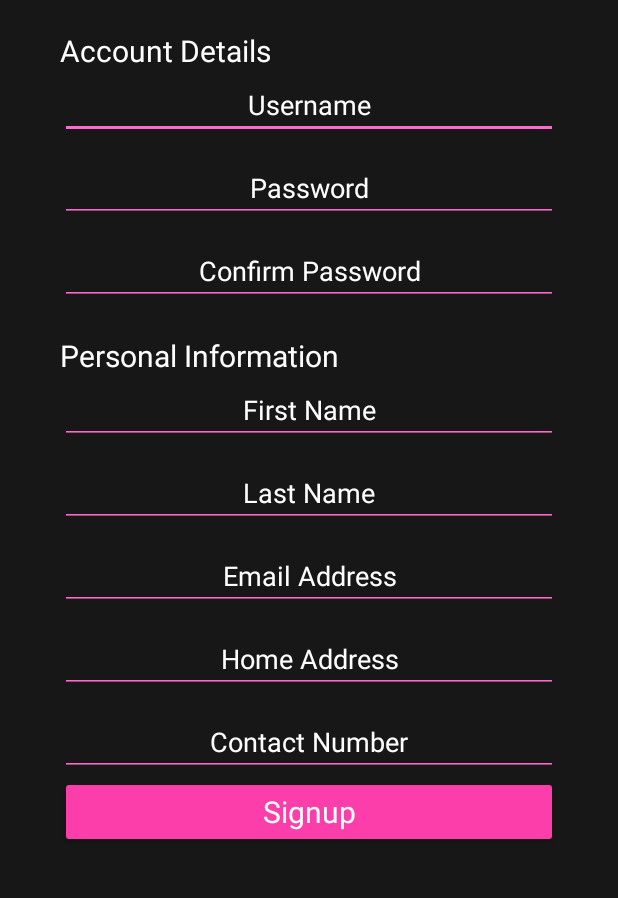
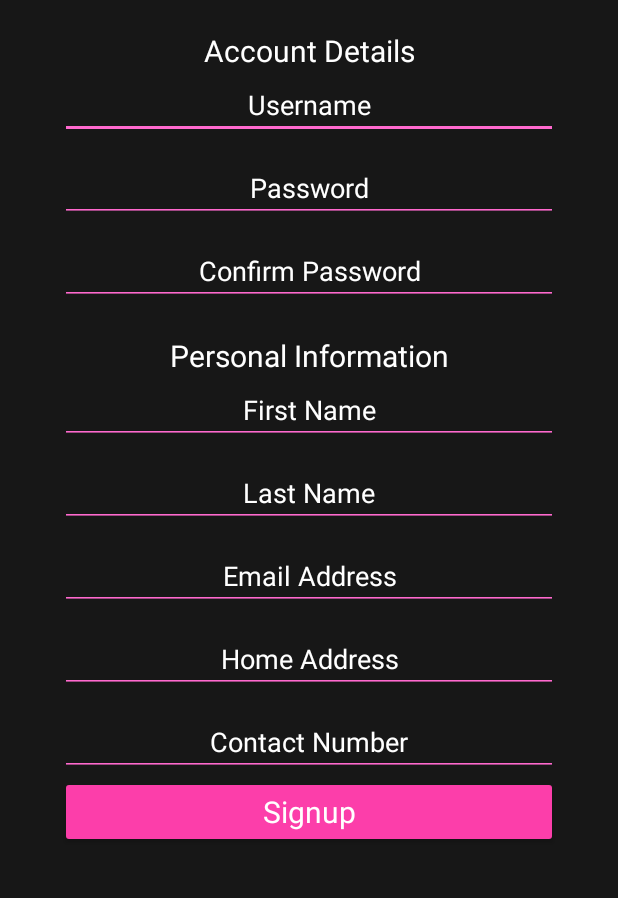
Before and after one commit to theOddster/Try26011, an Android app: the screen it shows after launch (Registration), on a phone screen of 412 x 824 dp, the part 150-1048 px from its top. Run offline under Robolectric (Android 15) with nearby library versions, the phone set to English and light mode, and no system bars; Roboto replaces fonts that are not available here; 1 statement that could not run was skipped.

Commit message:
Third Update

```diff
--- a/app/src/main/res/layout/activity_login.xml
+++ b/app/src/main/res/layout/activity_login.xml
@@ -47,10 +47,10 @@
             android:backgroundTint="@color/Pink1"
             android:fontFamily="@font/allerta"
             android:hint="Username"
+            android:minHeight="48dp"
             android:textAlignment="center"
             android:textColor="#F4F4F4"
-            android:textColorHint="@color/white"
-            />
+            android:textColorHint="@color/white" />
 
         <EditText
             android:id="@+id/passwordL"
@@ -59,6 +59,7 @@
             android:backgroundTint="@color/Pink1"
             android:fontFamily="@font/allerta"
             android:hint="Password"
+            android:minHeight="48dp"
             android:textAlignment="center"
             android:textColor="#F4F4F4"
             android:textColorHint="@color/white" />
--- a/app/src/main/res/layout/activity_registration.xml
+++ b/app/src/main/res/layout/activity_registration.xml
@@ -31,7 +31,7 @@
             android:layout_height="wrap_content"
             android:layout_marginTop="20dp"
             android:text="Account Details"
-            android:textAlignment="viewStart"
+            android:textAlignment="center"
             android:textColor="#FFFFFF"
             android:textSize="20sp" />
 
@@ -77,7 +77,7 @@
             android:layout_height="wrap_content"
             android:layout_marginTop="20dp"
             android:text="Personal Information"
-            android:textAlignment="viewStart"
+            android:textAlignment="center"
             android:textColor="#FFFFFF"
             android:textSize="20sp" />
 
--- a/app/src/main/res/values/colors.xml
+++ b/app/src/main/res/values/colors.xml
@@ -11,6 +11,7 @@
     <color name="Pink3">#FE007E</color>
     <color name="Pink2">#FF3EAA</color>
     <color name="Pink1">#FF69CE</color>
+    <color name="LightPink">#FF69CE</color>
     <color name="Grey">#171717</color>
     <color name="Dark">#050505</color>
 
```
